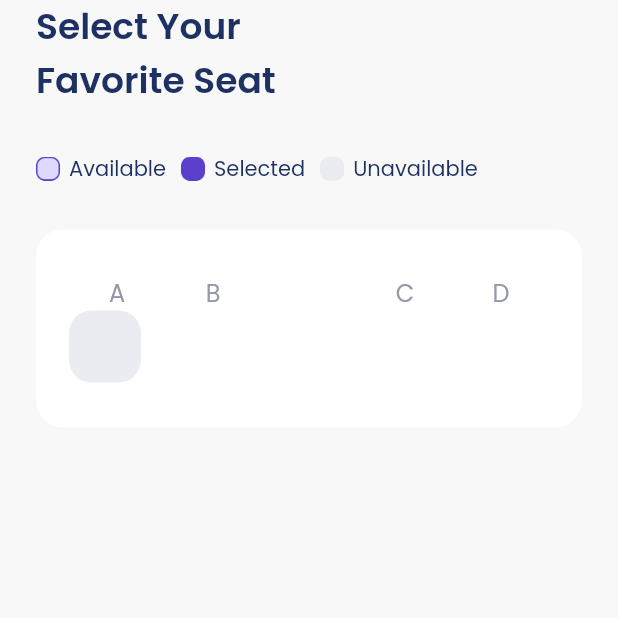
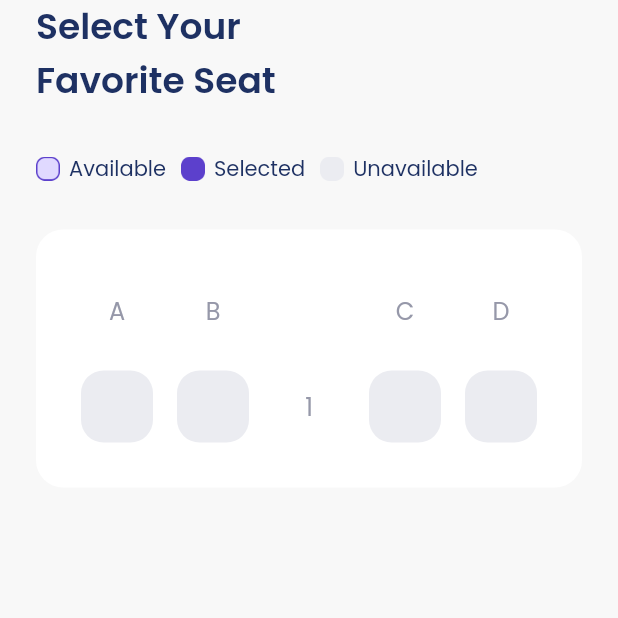
Before and after one commit to saydinaambiya/easyways_app, a Flutter app: the ChooseSeatPage screen opened directly, on a phone screen of 412 x 824 dp, the top half of it. Run offline on Flutter 3.47's test engine with Material 2 defaults, Android fonts, the phone set to English and light mode, and no system bars; our stand-ins replace google_fonts.

Commit message:
modify seat indicators

```diff
--- a/lib/ui/pages/choose_seat_page.dart
+++ b/lib/ui/pages/choose_seat_page.dart
@@ -94,8 +94,11 @@ class _ChooseSeatPageState extends State<ChooseSeatPage> {
           children: [
             //NOTE: SEAT INDICATORS
             Row(
+              mainAxisAlignment: MainAxisAlignment.spaceAround,
               children: [
-                Expanded(
+                Container(
+                  width: 48,
+                  height: 48,
                   child: Center(
                     child: Text(
                       'A',
@@ -103,7 +106,9 @@ class _ChooseSeatPageState extends State<ChooseSeatPage> {
                     ),
                   ),
                 ),
-                Expanded(
+                Container(
+                  width: 48,
+                  height: 48,
                   child: Center(
                     child: Text(
                       'B',
@@ -111,7 +116,9 @@ class _ChooseSeatPageState extends State<ChooseSeatPage> {
                     ),
                   ),
                 ),
-                Expanded(
+                Container(
+                  width: 48,
+                  height: 48,
                   child: Center(
                     child: Text(
                       '',
@@ -119,7 +126,9 @@ class _ChooseSeatPageState extends State<ChooseSeatPage> {
                     ),
                   ),
                 ),
-                Expanded(
+                Container(
+                  width: 48,
+                  height: 48,
                   child: Center(
                     child: Text(
                       'C',
@@ -127,7 +136,9 @@ class _ChooseSeatPageState extends State<ChooseSeatPage> {
                     ),
                   ),
                 ),
-                Expanded(
+                Container(
+                  width: 48,
+                  height: 48,
                   child: Center(
                     child: Text(
                       'D',
@@ -139,7 +150,10 @@ class _ChooseSeatPageState extends State<ChooseSeatPage> {
             ),
 
             //NOTE : SEAT 1
-            Row(
+            Container(
+              margin: const EdgeInsets.only(top: 16),
+              child: Row(
+                mainAxisAlignment: MainAxisAlignment.spaceAround,
                 children: [
                   Container(
                     width: 48,
@@ -148,8 +162,45 @@ class _ChooseSeatPageState extends State<ChooseSeatPage> {
                       color: unavailableColor,
                       borderRadius: BorderRadius.circular(15),
                     ),
-                )
+                  ),
+                  Container(
+                    width: 48,
+                    height: 48,
+                    decoration: BoxDecoration(
+                      color: unavailableColor,
+                      borderRadius: BorderRadius.circular(15),
+                    ),
+                  ),
+                  Container(
+                    width: 48,
+                    height: 48,
+                    child: Center(
+                      child: Text(
+                        '1',
+                        style: greyText.copyWith(
+                          fontSize: 16,
+                        ),
+                      ),
+                    ),
+                  ),
+                  Container(
+                    width: 48,
+                    height: 48,
+                    decoration: BoxDecoration(
+                      color: unavailableColor,
+                      borderRadius: BorderRadius.circular(15),
+                    ),
+                  ),
+                  Container(
+                    width: 48,
+                    height: 48,
+                    decoration: BoxDecoration(
+                      color: unavailableColor,
+                      borderRadius: BorderRadius.circular(15),
+                    ),
+                  ),
                 ],
+              ),
             ),
           ],
         ),
```
Lines whose indentation alone changed are shown as unchanged.
